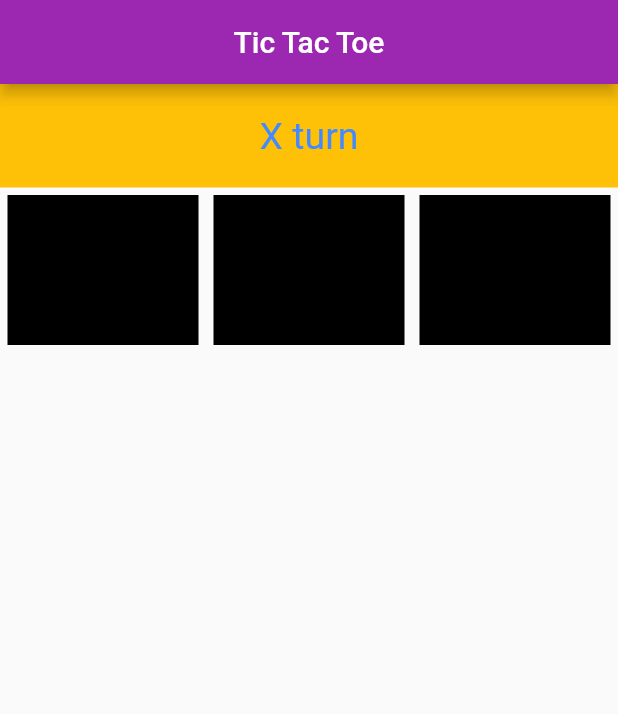
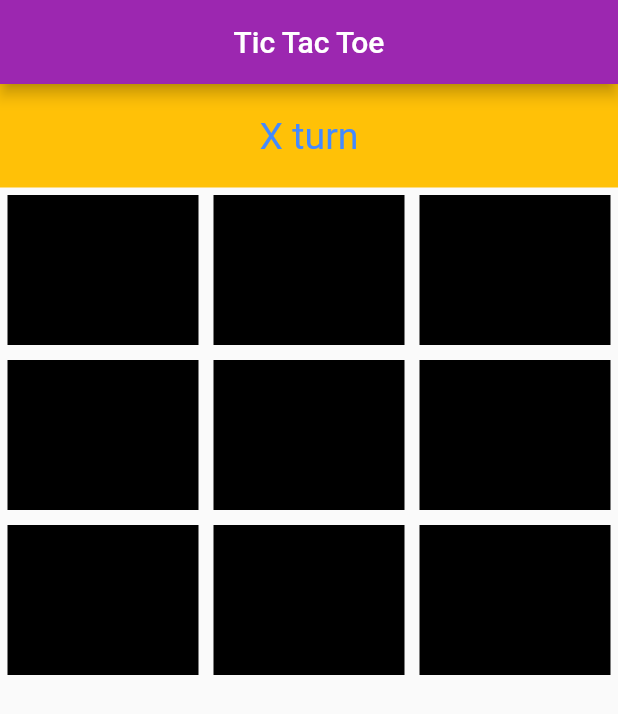
Before and after one commit to Akinyeleib/tictactoe, a Flutter app: the screen it shows after launch, on a phone screen of 412 x 824 dp. Shown: the top 714 px of the screen. Run offline on Flutter 3.47's test engine with Material 2 defaults, Android fonts, the phone set to English and light mode, and no system bars.

Commit message:
3 rows completed

```diff
--- a/lib/main.dart
+++ b/lib/main.dart
@@ -21,6 +21,17 @@ class _GameActivityState extends State<GameActivity> {
   Color color7 = default_color, color8 = default_color, color9 = default_color;
 
   var played = ["", "", "", "", "", "", "", "", ""];
+  List<Color> colors_pack = [
+    Colors.black,
+    Colors.black,
+    Colors.black,
+    Colors.black,
+    Colors.black,
+    Colors.black,
+    Colors.black,
+    Colors.black,
+    Colors.black
+  ];
 
   @override
   Widget build(BuildContext context) {
@@ -47,7 +58,7 @@ class _GameActivityState extends State<GameActivity> {
                 ),
               ),
             ),
-            // FIrst Row
+            // First Row
             Row(
               children: [
                 Expanded(
@@ -58,7 +69,7 @@ class _GameActivityState extends State<GameActivity> {
                       height: 100,
                       padding: const EdgeInsets.all(30),
                       alignment: Alignment.center,
-                      color: color1,
+                      color: colors_pack[0],
                       child: Text(
                         played[0],
                         style: cell_style,
@@ -74,7 +85,7 @@ class _GameActivityState extends State<GameActivity> {
                       height: 100,
                       padding: const EdgeInsets.all(30),
                       alignment: Alignment.center,
-                      color: color2,
+                      color: colors_pack[1],
                       child: Text(
                         played[1],
                         style: cell_style,
@@ -90,9 +101,115 @@ class _GameActivityState extends State<GameActivity> {
                       height: 100,
                       padding: const EdgeInsets.all(30),
                       alignment: Alignment.center,
-                      color: color3,
+                      color: colors_pack[2],
                       child: Text(
                         played[2],
+                        style: cell_style,
+                      ),
+                    ),
+                  ),
+                ),
+              ],
+            ),
+            // Second Row
+            Row(
+              children: [
+                Expanded(
+                  child: InkWell(
+                    onTap: clicked4,
+                    child: Container(
+                      margin: const EdgeInsets.all(5),
+                      height: 100,
+                      padding: const EdgeInsets.all(30),
+                      alignment: Alignment.center,
+                      color: colors_pack[3],
+                      child: Text(
+                        played[3],
+                        style: cell_style,
+                      ),
+                    ),
+                  ),
+                ),
+                Expanded(
+                  child: InkWell(
+                    onTap: clicked5,
+                    child: Container(
+                      margin: const EdgeInsets.all(5),
+                      height: 100,
+                      padding: const EdgeInsets.all(30),
+                      alignment: Alignment.center,
+                      color: colors_pack[4],
+                      child: Text(
+                        played[4],
+                        style: cell_style,
+                      ),
+                    ),
+                  ),
+                ),
+                Expanded(
+                  child: InkWell(
+                    onTap: clicked6,
+                    child: Container(
+                      margin: const EdgeInsets.all(5),
+                      height: 100,
+                      padding: const EdgeInsets.all(30),
+                      alignment: Alignment.center,
+                      color: colors_pack[5],
+                      child: Text(
+                        played[5],
+                        style: cell_style,
+                      ),
+                    ),
+                  ),
+                ),
+              ],
+            ),
+            // Third Row
+            Row(
+              children: [
+                Expanded(
+                  child: InkWell(
+                    onTap: clicked7,
+                    child: Container(
+                      margin: const EdgeInsets.all(5),
+                      height: 100,
+                      padding: const EdgeInsets.all(30),
+                      alignment: Alignment.center,
+                      color: colors_pack[6],
+                      child: Text(
+                        played[6],
+                        style: cell_style,
+                      ),
+                    ),
+                  ),
+                ),
+                Expanded(
+                  child: InkWell(
+                    onTap: clicked8,
+                    child: Container(
+                      margin: const EdgeInsets.all(5),
+                      height: 100,
+                      padding: const EdgeInsets.all(30),
+                      alignment: Alignment.center,
+                      color: colors_pack[7],
+                      child: Text(
+                        played[7],
+                        style: cell_style,
+                      ),
+                    ),
+                  ),
+                ),
+                Expanded(
+                  child: InkWell(
+                    onTap: clicked9,
+                    child: Container(
+                      margin: const EdgeInsets.all(5),
+                      height: 100,
+                      padding: const EdgeInsets.all(30),
+                      alignment: Alignment.center,
+                      color: colors_pack[8],
+                      child: Text(
+                        played[8],
                         style: cell_style,
                       ),
                     ),
@@ -126,23 +243,74 @@ class _GameActivityState extends State<GameActivity> {
   }
 
   void clicked1() {
-    if (played[0] != "") return;
+    int num = 0;
+    if (played[num] != "") return;
     clicked();
-    played[0] = text;
-    color1 = color;
+    played[num] = text;
+    colors_pack[num] = color;
   }
 
   void clicked2() {
-    if (played[1] != "") return;
+    int num = 1;
+    if (played[num] != "") return;
     clicked();
-    played[1] = text;
-    color2 = color;
+    played[num] = text;
+    colors_pack[num] = color;
   }
 
   void clicked3() {
-    if (played[2] != "") return;
+    int num = 2;
+    if (played[num] != "") return;
     clicked();
-    played[2] = text;
-    color3 = color;
+    played[num] = text;
+    colors_pack[num] = color;
+  }
+
+  void clicked4() {
+    int num = 3;
+    if (played[num] != "") return;
+    clicked();
+    played[num] = text;
+    colors_pack[num] = color;
+  }
+
+  void clicked5() {
+    int num = 4;
+    if (played[num] != "") return;
+    clicked();
+    played[num] = text;
+    colors_pack[num] = color;
+  }
+
+  void clicked6() {
+    int num = 5;
+    if (played[num] != "") return;
+    clicked();
+    played[num] = text;
+    colors_pack[num] = color;
+  }
+
+  void clicked7() {
+    int num = 6;
+    if (played[num] != "") return;
+    clicked();
+    played[num] = text;
+    colors_pack[num] = color;
+  }
+
+  void clicked8() {
+    int num = 7;
+    if (played[num] != "") return;
+    clicked();
+    played[num] = text;
+    colors_pack[num] = color;
+  }
+
+  void clicked9() {
+    int num = 8;
+    if (played[num] != "") return;
+    clicked();
+    played[num] = text;
+    colors_pack[num] = color;
   }
 }
```
